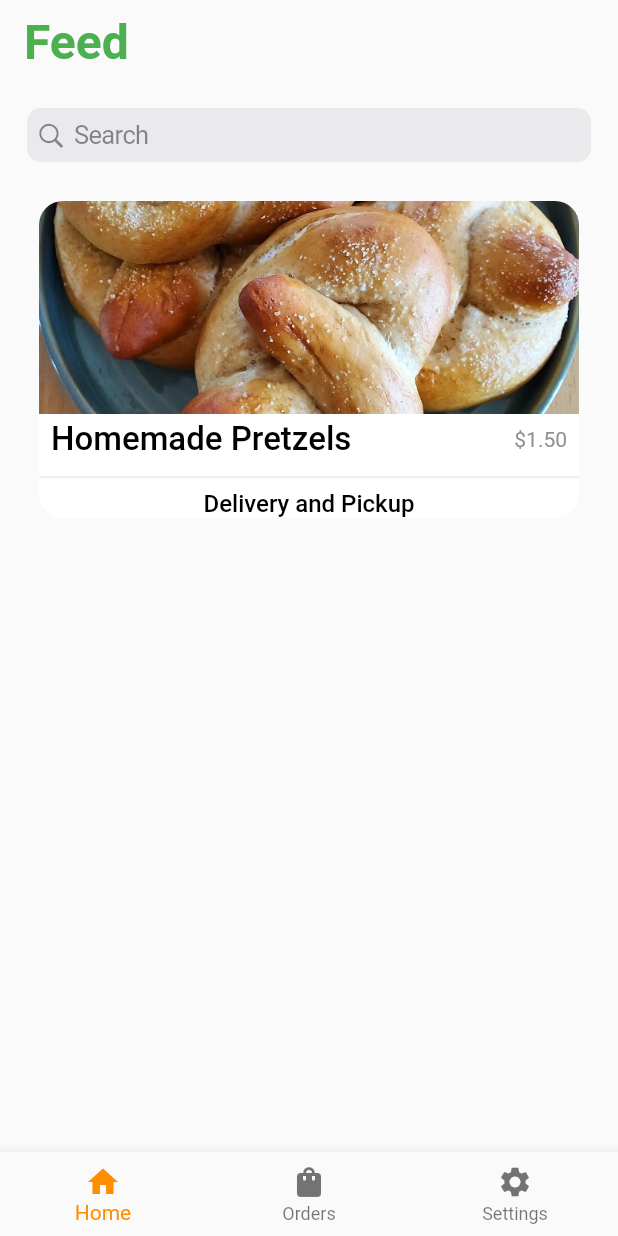
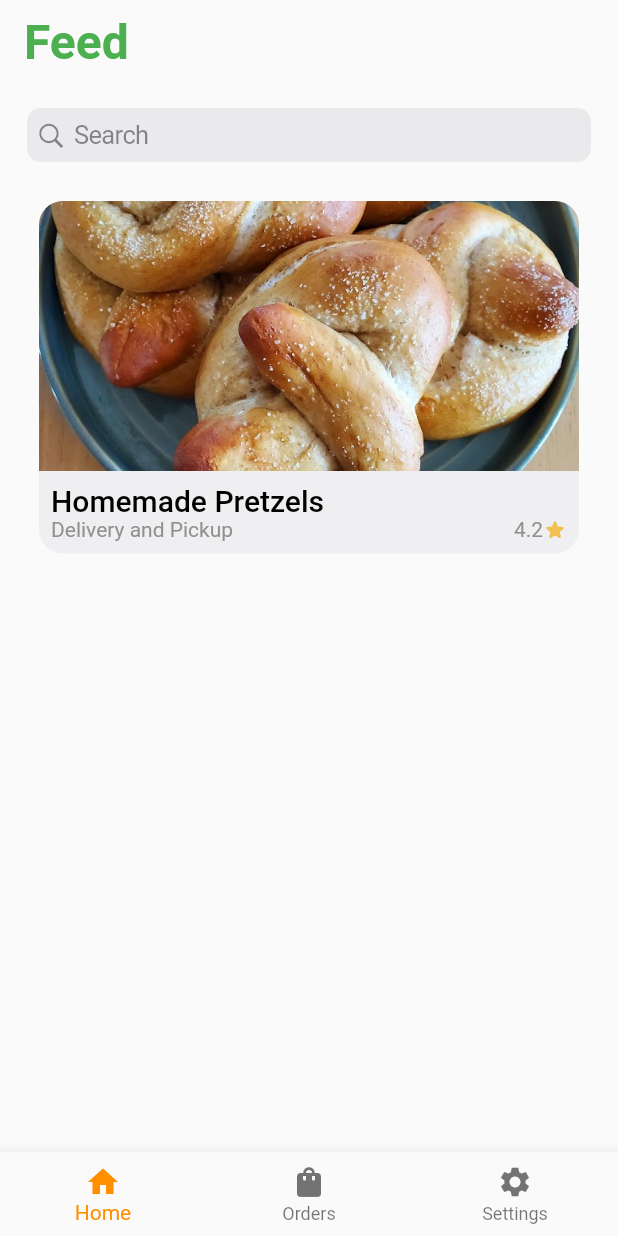
Before and after one commit to Cofu-HackSC/client, a Flutter app: the screen it shows after launch, on a phone screen of 412 x 824 dp. Run offline on Flutter 3.47's test engine with Material 2 defaults, Android fonts, the phone set to English and light mode, and no system bars.

Commit message:
updated feed tiles

```diff
--- a/app/lib/components/feed_tile.dart
+++ b/app/lib/components/feed_tile.dart
@@ -1,4 +1,5 @@
 import 'package:app/components/themed_text.dart';
+import 'package:app/global/app_theme.dart';
 import 'package:flutter/material.dart';
 
 class FeedTile extends StatelessWidget {
@@ -7,6 +8,7 @@ class FeedTile extends StatelessWidget {
     return Padding(
       padding: const EdgeInsets.all(22.0),
       child: Card(
+        color: AppTheme.backgroundLighGray,
         elevation: 0,
         shape: RoundedRectangleBorder(
           borderRadius: BorderRadius.circular(16),
@@ -14,32 +16,36 @@ class FeedTile extends StatelessWidget {
         child: ClipRRect(
           borderRadius: BorderRadius.circular(16),
           child: Column(
+            crossAxisAlignment: CrossAxisAlignment.start,
             children: [
               Image.asset(
                 'assets/example_img.jpg',
                 fit: BoxFit.cover,
-                height: 142,
+                height: 180,
                 width: MediaQuery.of(context).size.width,
               ),
               Padding(
-                padding:
-                    const EdgeInsets.symmetric(horizontal: 8.0, vertical: 4),
-                child: Row(
-                  mainAxisAlignment: MainAxisAlignment.spaceBetween,
+                padding: EdgeInsets.all(8),
+                child: Column(
+                  crossAxisAlignment: CrossAxisAlignment.start,
                   children: [
                     ThemedText(
                       'Homemade Pretzels',
                       type: Type.h2,
                     ),
-                    ThemedText(
-                      '\$1.50',
-                      type: Type.subtitle,
+                    Row(
+                      mainAxisAlignment: MainAxisAlignment.spaceBetween,
+                      children: [
+                        ThemedText(
+                          'Delivery and Pickup',
+                          type: Type.subtitle,
+                        ),
+                        Stars(4.2),
+                      ],
                     ),
                   ],
                 ),
-              ),
-              Divider(),
-              ThemedText('Delivery and Pickup')
+              )
             ],
           ),
         ),
@@ -47,3 +53,25 @@ class FeedTile extends StatelessWidget {
     );
   }
 }
+
+class Stars extends StatelessWidget {
+  final double stars;
+  Stars(this.stars);
+
+  @override
+  Widget build(BuildContext context) {
+    return Row(
+      children: [
+        ThemedText(
+          stars.toString(),
+          type: Type.subtitle,
+        ),
+        Icon(
+          Icons.star_rounded,
+          size: 16,
+          color: AppTheme.star,
+        ),
+      ],
+    );
+  }
+}
--- a/app/lib/components/themed_text.dart
+++ b/app/lib/components/themed_text.dart
@@ -43,7 +43,7 @@ TextStyle themedTextStyle(Type type) {
     case Type.h2:
       return TextStyle(
         color: AppTheme.primaryText,
-        fontSize: 22,
+        fontSize: 20,
         fontWeight: FontWeight.w500,
       );
     case Type.body:
--- a/app/lib/global/app_theme.dart
+++ b/app/lib/global/app_theme.dart
@@ -7,4 +7,6 @@ class AppTheme {
   static const Color primaryText = Color(0xff000000);
   static const Color secondaryText = Color(0xff909090);
   static const Color buttonText = Color(0xffffffff);
+  static const Color backgroundLighGray = Color(0xffefeff1);
+  static const Color star = Color(0xfff0c050);
 }
```
